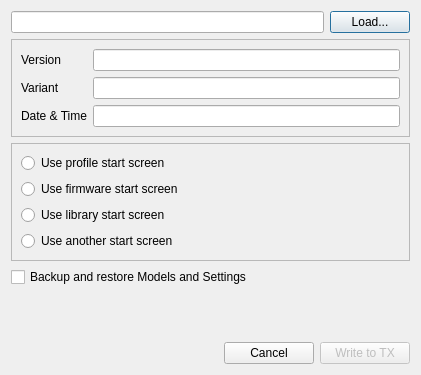
Before: the Qt Designer form companion/src/flashfirmwaredialog.ui in opentx/opentx, drawn with Qt 5.
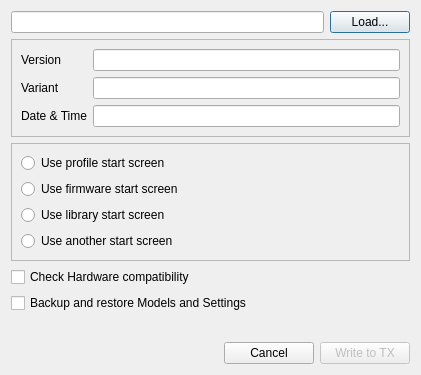
After: the same form once the commit is applied. Icons and pictures are not drawn.

Patch:
```diff
--- a/companion/src/flashfirmwaredialog.ui
+++ b/companion/src/flashfirmwaredialog.ui
@@ -216,6 +216,22 @@
      </layout>
     </widget>
    </item>
+   <item>
+    <widget class="QCheckBox" name="checkHardwareCompatibility">
+     <property name="sizePolicy">
+      <sizepolicy hsizetype="Minimum" vsizetype="Minimum">
+       <horstretch>0</horstretch>
+       <verstretch>0</verstretch>
+      </sizepolicy>
+     </property>
+     <property name="toolTip">
+      <string>Allows Companion to write to older version of the firmware</string>
+     </property>
+     <property name="text">
+      <string>Check Hardware compatibility</string>
+     </property>
+    </widget>
+   </item>
    <item>
     <widget class="QCheckBox" name="backupEEprom">
      <property name="enabled">
```
